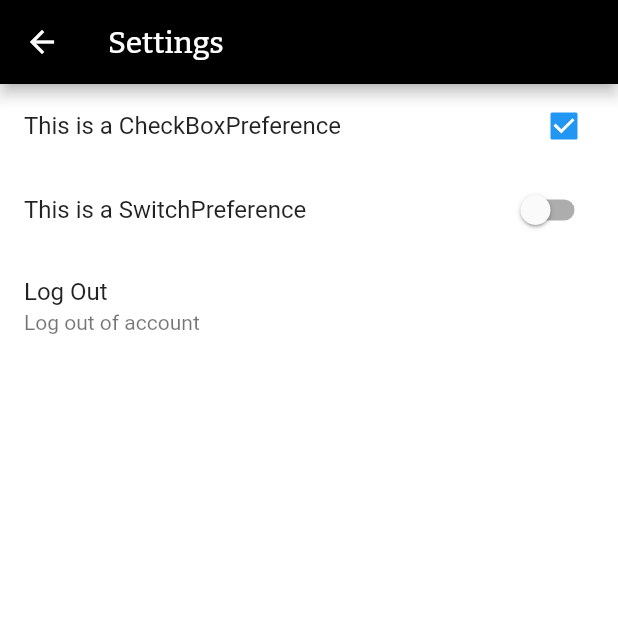
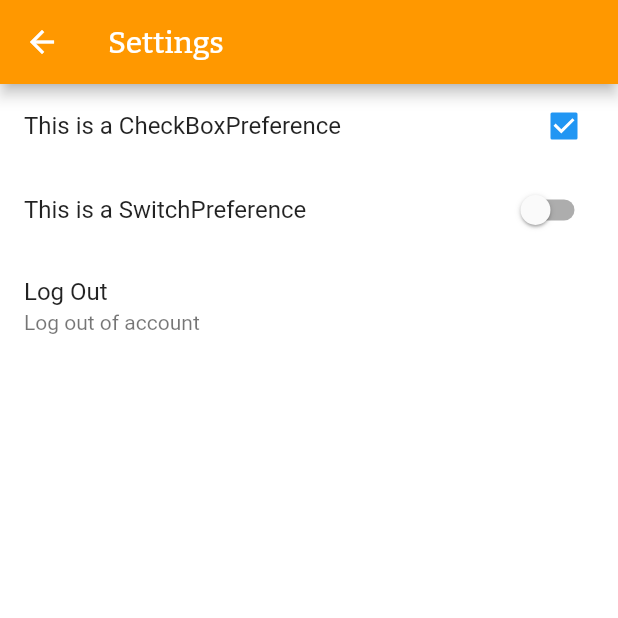
Before and after one commit to Akash9151/tv_app, a Flutter app: the SettingsPage screen opened directly, on a phone screen of 412 x 824 dp, the top half of it. Run offline on Flutter 3.47's test engine with Material 2 defaults, Android fonts, the light colour scheme and no system bars; our stand-ins replace google_fonts.

Commit message:
Update settings.dart

```diff
--- a/lib/Tabs/settings.dart
+++ b/lib/Tabs/settings.dart
@@ -11,7 +11,7 @@ class _SettingsPageState extends State<SettingsPage> {
   Widget build(BuildContext context) {
     return Scaffold(
       appBar: AppBar(
-        backgroundColor: Colors.black,
+        backgroundColor: Colors.orange,
         iconTheme: IconThemeData(
           color: Colors.white, //change your color here
         ),
```
